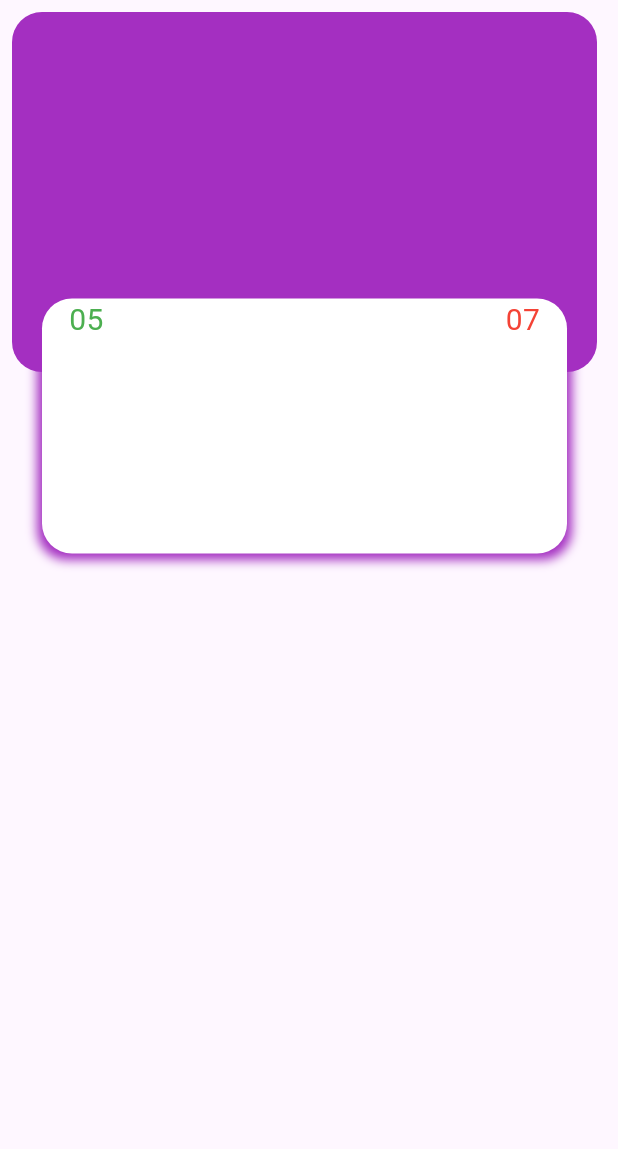
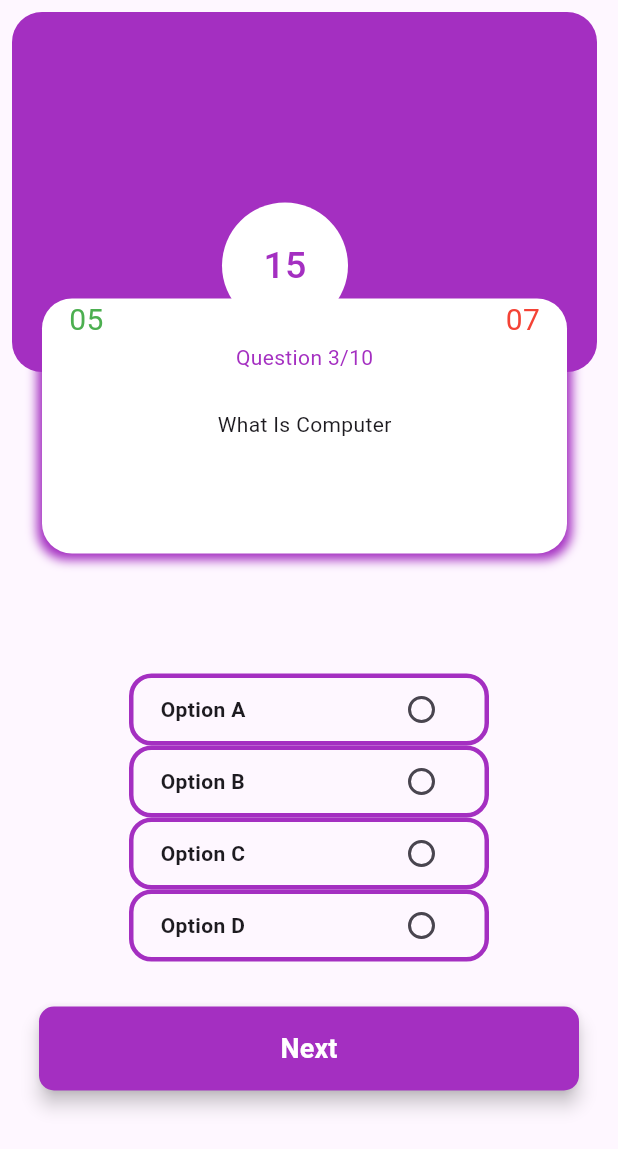
Before and after one commit to SaleemShah9266/QuizApp, a Flutter app: the screen it shows after launch, on a phone screen of 412 x 824 dp. Shown: the top 1149 px of the screen. Run offline on Flutter 3.47's test engine with Material 3 defaults, Android fonts, the phone set to English and light mode, and no system bars.

```diff
--- a/analysis_options.yaml
+++ b/analysis_options.yaml
@@ -7,7 +7,7 @@
 
 # The following line activates a set of recommended lints for Flutter apps,
 # packages, and plugins designed to encourage good coding practices.
-include: package:flutter_lints/flutter.yaml
+# include: package:flutter_lints/flutter.yaml
 
 linter:
   # The lint rules applied to this project can be customized in the
--- /dev/null
+++ b/lib/CommpletePage.dart
@@ -0,0 +1,12 @@
+import 'package:flutter/material.dart';
+
+class CompletedPage extends StatelessWidget {
+  const CompletedPage({super.key});
+
+  @override
+  Widget build(BuildContext context) {
+    return Scaffold(
+
+    );
+  }
+}
--- a/lib/HomePage.dart
+++ b/lib/HomePage.dart
@@ -1,4 +1,6 @@
 import 'package:flutter/material.dart';
+import 'package:quizapp/CommpletePage.dart';
+import 'package:quizapp/option.dart';
 
 class HomePage extends StatefulWidget {
   const HomePage({super.key});
@@ -25,8 +27,7 @@ class _HomePageState extends State<HomePage> {
                     width: 390,
                     decoration: BoxDecoration(
                         color: Color(0xffA42FC1),
-                      borderRadius: BorderRadius.circular(20)
-                    ),
+                        borderRadius: BorderRadius.circular(20)),
                   ),
                   Positioned(
                     bottom: 60,
@@ -42,40 +43,108 @@ class _HomePageState extends State<HomePage> {
                                 offset: Offset(0, 1),
                                 blurRadius: 5,
                                 spreadRadius: 3,
-                          color: Color(0xffA42FC1)
-                        )
-                      ]
-                    ),
-                    child: Padding(padding: EdgeInsets.symmetric(horizontal: 18),
+                                color: Color(0xffA42FC1))
+                          ]),
+                      child: Padding(
+                        padding: EdgeInsets.symmetric(horizontal: 18),
                         child: Column(
                           children: [
                             Row(
                               mainAxisAlignment: MainAxisAlignment.spaceBetween,
                               children: [
-                            Text('05', style: TextStyle(
-                              color: Colors.green, fontSize: 20,
-
-                            ),),
-
-                            Text('07', style: TextStyle(
-                              color: Colors.red, fontSize: 20,
-
-                            ),),
+                                Text(
+                                  '05',
+                                  style: TextStyle(
+                                    color: Colors.green,
+                                    fontSize: 20,
+                                  ),
+                                ),
+                                Text(
+                                  '07',
+                                  style: TextStyle(
+                                    color: Colors.red,
+                                    fontSize: 20,
+                                  ),
+                                ),
                               ],
                             ),
-
+                            Center(
+                              child: Text(
+                                "Question 3/10",
+                                style: TextStyle(
+                                  color: Color(0xffA42FC1),
+                                ),
+                              ),
+                            ),
+                            SizedBox(
+                              height: 25,
+                            ),
+                            Text("What Is Computer"),
                           ],
                         ),
                       ),
-                   )
+                    ),
+                  ),
+                  Positioned(
+                      bottom: 210,
+                      left: 140,
+                      child: CircleAvatar(
+                        radius: 42,
+                        backgroundColor: Colors.white,
+                        child: Center(
+                          child: Center(
+                            child: Text(
+                              "15",
+                              style: TextStyle(
+                                color: Color(0xffA42FC1),
+                                fontSize: 25,
+                              ),
+                            ),
+                          ),
+                        ),
+                      ))
+                ],
+              ),
+            ),
+            SizedBox(
+              height: 20,
+            ),
+            Option(option: "Option A"),
+            Option(option: "Option B"),
+            Option(option: "Option C"),
+            Option(option: "Option D"),
+            SizedBox(
+              height: 30,
+            ),
+            Padding(
+              padding: EdgeInsets.symmetric(horizontal: 18),
+              child: ElevatedButton(
+                style: ElevatedButton.styleFrom(
+                    backgroundColor: Color(0xffA42FC1),
+                    padding: EdgeInsets.symmetric(horizontal: 20, vertical: 15),
+                    shape: RoundedRectangleBorder(
+                      borderRadius: BorderRadius.circular(10),
+                    ),
+                    elevation: 5),
+                onPressed: () {
+                  Navigator.push(context,
+                      MaterialPageRoute(builder: (context) => CompletedPage()));
+                },
+                child: Container(
+                  alignment: Alignment.center,
+                  child: Text(
+                    "Next",
+                    style: TextStyle(
+                      color: Colors.white,
+                      fontSize: 18,
+                      fontWeight: FontWeight.bold,
+                    ),
+                  ),
+                ),
+              ),
             )
           ],
         ),
-
-            ),
-          ],
-        ),
-
       ),
     );
   }
--- /dev/null
+++ b/lib/option.dart
@@ -0,0 +1,40 @@
+import 'package:flutter/material.dart';
+
+class Option extends StatelessWidget {
+  String option;
+
+  Option({Key? key, required this.option}) : super(key: key);
+
+  @override
+  Widget build(BuildContext context) {
+    return Column(
+      children: [
+        Container(
+          height: 48,
+          width: 240,
+          decoration: BoxDecoration(
+            borderRadius: BorderRadius.circular(15),
+            border: Border.all(width: 3, color: Color(0xffA42FC1)),
+          ),
+          child: Center(
+            child: Padding(
+              padding: EdgeInsets.symmetric(horizontal: 18),
+              child: Row(
+                mainAxisAlignment: MainAxisAlignment.spaceBetween,
+                children: [
+                  Text(
+                    option,
+                    style: TextStyle(
+                      fontWeight: FontWeight.bold,
+                    ),
+                  ),
+                  Radio(value: option, groupValue: 2, onChanged: (value){})
+                ],
+              ),
+            ),
+          ),
+        )
+      ],
+    );
+  }
+}
```
Lines whose indentation alone changed are shown as unchanged.
